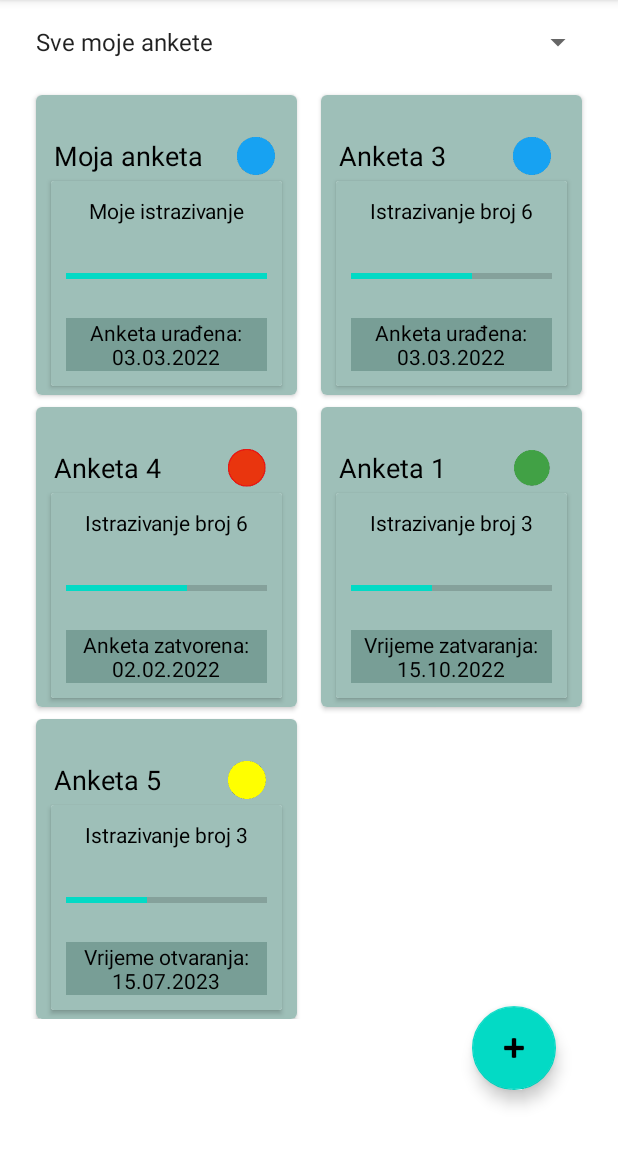
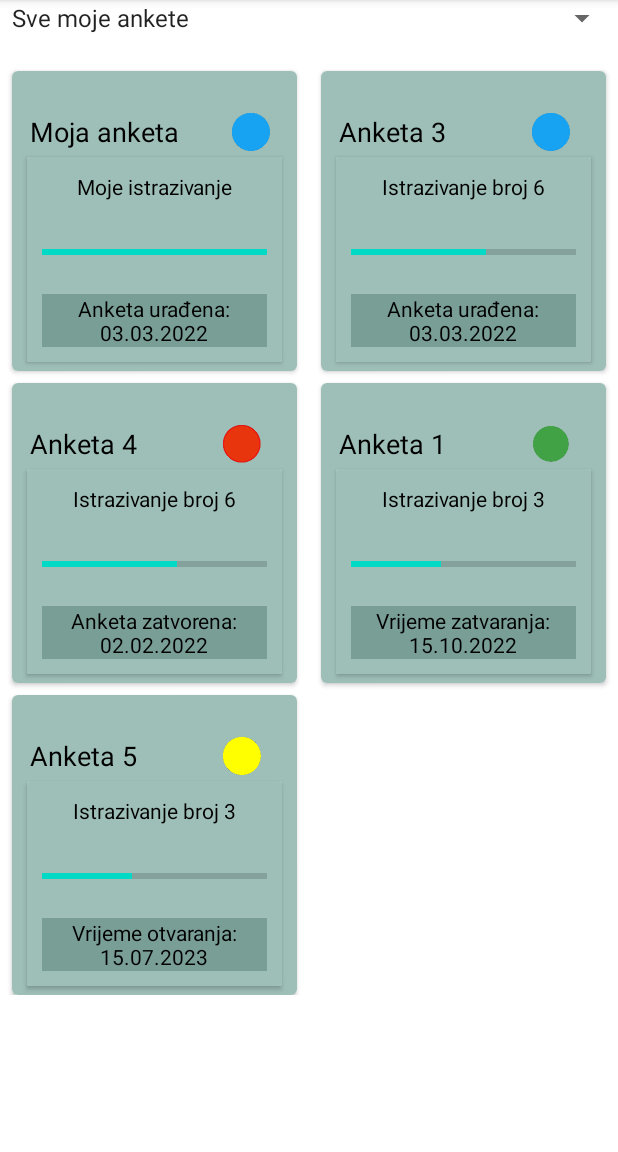
Before and after one commit to DervisevicE/Survey-App, an Android app: the screen it shows after launch (MainActivity), on a phone screen of 412 x 824 dp, the part 84-1236 px from its top. Run offline under Robolectric (Android 15) with nearby library versions, the phone set to English and light mode, and no system bars.

Commit message:
prvi zadatak do fragmentPoruka

```diff
--- a/app/build.gradle
+++ b/app/build.gradle
@@ -47,4 +47,5 @@ dependencies {
     androidTestImplementation 'androidx.test.espresso:espresso-core:3.4.0'
     androidTestImplementation( "androidx.test.espresso:espresso-contrib:3.4.0")
     androidTestImplementation 'androidx.test.espresso:espresso-intents:3.4.0'
+    implementation "androidx.viewpager2:viewpager2:1.0.0"
 }
--- a/app/src/main/java/ba/etf/rma22/projekat/MainActivity.kt
+++ b/app/src/main/java/ba/etf/rma22/projekat/MainActivity.kt
@@ -7,9 +7,14 @@ import android.view.View
 import android.widget.AdapterView
 import android.widget.ArrayAdapter
 import android.widget.Spinner
+import androidx.fragment.app.Fragment
 import androidx.recyclerview.widget.GridLayoutManager
 import androidx.recyclerview.widget.RecyclerView
+import androidx.viewpager2.widget.ViewPager2
 import ba.etf.rma22.projekat.view.AnketeListAdapater
+import ba.etf.rma22.projekat.view.FragmentAnkete
+import ba.etf.rma22.projekat.view.FragmentIstrazivanje
+import ba.etf.rma22.projekat.view.ViewPagerAdapter
 import ba.etf.rma22.projekat.viewmodel.AnketaListViewModel
 import com.google.android.material.floatingactionbutton.FloatingActionButton
 
@@ -24,23 +29,42 @@ class MainActivity : AppCompatActivity() {
         super.onCreate(savedInstanceState)
         setContentView(R.layout.activity_main)
 
-        sveAnkete = findViewById(R.id.listaAnketa)
+        val viewPager: ViewPager2 = findViewById(R.id.view_pager)
+
+        val fragments: ArrayList<Fragment> = arrayListOf(
+            FragmentAnkete(),
+            FragmentIstrazivanje()
+        )
+
+        val adapterZaVP = ViewPagerAdapter(fragments, this)
+        viewPager.adapter = adapterZaVP
+
+    }
+
+
+    private fun openFragment(fragment: Fragment) {
+        val transaction = supportFragmentManager.beginTransaction()
+        transaction.replace(R.id.container, fragment)
+        transaction.addToBackStack(null)
+        transaction.commit()
+    }
+    /*sveAnkete = findViewById(R.id.listaAnketa)
     sveAnkete.layoutManager = GridLayoutManager(
         this, 2, GridLayoutManager.VERTICAL,false
     )
     sveAnketeAdapter = AnketeListAdapater(listOf())
     sveAnkete.adapter = sveAnketeAdapter
-        sveAnketeAdapter.updateAnkete(anketaListViewModel.getAnkete())
-
-        spiner = findViewById(R.id.filterAnketa)
-        ArrayAdapter.createFromResource(
+    sveAnketeAdapter.updateAnket  ArrayAdapter.createFromResource(
         this,
         R.array.vrijednostiZaSpinner,
         android.R.layout.simple_spinner_item
     ).also { adapter ->
         adapter.setDropDownViewResource(android.R.layout.simple_spinner_dropdown_item)
         spiner.adapter = adapter
-        }
+    }e(anketaListViewModel.getAnkete())
+
+    spiner = findViewById(R.id.filterAnketa)
+
 
     spiner.onItemSelectedListener = object: AdapterView.OnItemSelectedListener{
         override fun onItemSelected(p0: AdapterView<*>?, p1: View?, p2: Int, p3: Long) {
@@ -71,6 +95,6 @@ class MainActivity : AppCompatActivity() {
 private fun showUpisIstrazivanje() {
     val intent = Intent(this,UpisIstrazivanje::class.java)
     startActivity(intent)
-    }
+}*/
 
 }
--- /dev/null
+++ b/app/src/main/java/ba/etf/rma22/projekat/view/FragmentAnkete.kt
@@ -0,0 +1,70 @@
+package ba.etf.rma22.projekat.view
+
+import android.os.Bundle
+import android.view.LayoutInflater
+import android.view.View
+import android.view.ViewGroup
+import android.widget.AdapterView
+import android.widget.ArrayAdapter
+import android.widget.Spinner
+import androidx.fragment.app.Fragment
+import androidx.recyclerview.widget.GridLayoutManager
+import androidx.recyclerview.widget.RecyclerView
+import ba.etf.rma22.projekat.R
+import ba.etf.rma22.projekat.viewmodel.AnketaListViewModel
+import com.google.android.material.floatingactionbutton.FloatingActionButton
+
+class FragmentAnkete : Fragment() {
+
+    private lateinit var sveAnkete: RecyclerView
+    private lateinit var sveAnketeAdapter: AnketeListAdapater
+    private var anketaListViewModel = AnketaListViewModel()
+    private lateinit var spiner: Spinner
+    private lateinit var dugme: FloatingActionButton
+
+    override fun onCreateView(inflater: LayoutInflater, container: ViewGroup?, savedInstanceState: Bundle?): View? {
+        var view =  inflater.inflate(R.layout.fragment_ankete, container, false)
+        sveAnkete = view.findViewById(R.id.listaAnketa)
+       /* sveAnkete.layoutManager = GridLayoutManager(
+            this, 2, GridLayoutManager.VERTICAL,false
+        )*/
+        sveAnkete.layoutManager = GridLayoutManager(activity, 2)
+        sveAnketeAdapter = AnketeListAdapater(listOf())
+        sveAnkete.adapter = sveAnketeAdapter
+        sveAnketeAdapter.updateAnkete(anketaListViewModel.getAnkete())
+
+        spiner = view.findViewById(R.id.filterAnketa)
+        activity?.let {
+            ArrayAdapter.createFromResource(
+                it,
+                R.array.vrijednostiZaSpinner,
+                android.R.layout.simple_spinner_item
+            ).also { adapter ->
+                adapter.setDropDownViewResource(android.R.layout.simple_spinner_dropdown_item)
+                spiner.adapter = adapter
+            }
+        }
+        spiner.onItemSelectedListener = object: AdapterView.OnItemSelectedListener{
+            override fun onItemSelected(p0: AdapterView<*>?, p1: View?, p2: Int, p3: Long) {
+                if(spiner.selectedItem.toString()=="Sve ankete")
+                    sveAnketeAdapter.updateAnkete(anketaListViewModel.getAnkete())
+                else if(spiner.selectedItem.toString()=="Sve moje ankete")
+                    sveAnketeAdapter.updateAnkete(anketaListViewModel.getMyAnkete())
+                else if(spiner.selectedItem.toString()=="Urađene ankete")
+                    sveAnketeAdapter.updateAnkete(anketaListViewModel.getDone())
+                else if(spiner.selectedItem.toString()=="Buduće ankete")
+                    sveAnketeAdapter.updateAnkete(anketaListViewModel.getFuture())
+                else
+                    sveAnketeAdapter.updateAnkete(anketaListViewModel.getNotTaken())
+            }
+            override fun onNothingSelected(p0: AdapterView<*>?) {
+
+            }
+        }
+
+        return view;
+    }
+    companion object {
+        fun newInstance(): FragmentIstrazivanje = FragmentIstrazivanje()
+    }
+}
--- /dev/null
+++ b/app/src/main/java/ba/etf/rma22/projekat/view/FragmentIstrazivanje.kt
@@ -0,0 +1,232 @@
+package ba.etf.rma22.projekat.view
+
+import android.os.Bundle
+import android.view.LayoutInflater
+import android.view.View
+import android.view.ViewGroup
+import android.widget.AdapterView
+import android.widget.ArrayAdapter
+import android.widget.Button
+import android.widget.Spinner
+import androidx.fragment.app.Fragment
+import ba.etf.rma22.projekat.R
+import ba.etf.rma22.projekat.viewmodel.AnketaListViewModel
+import ba.etf.rma22.projekat.viewmodel.GrupaViewModel
+import ba.etf.rma22.projekat.viewmodel.IstrazivanjeViewModel
+
+class FragmentIstrazivanje : Fragment(){
+
+    private lateinit var odabirGodina: Spinner
+    private lateinit var odabirIstrazivanja: Spinner
+    private lateinit var odabirGrupa: Spinner
+    private lateinit var upisDugme: Button
+    private var istrazivanjeViewModel = IstrazivanjeViewModel()
+    private var grupaViewModel = GrupaViewModel()
+    private var anketaViewModel = AnketaListViewModel()
+
+    override fun onCreateView(inflater: LayoutInflater, container: ViewGroup?, savedInstanceState: Bundle?): View? {
+        var view =  inflater.inflate(R.layout.fragment_istrazivanje, container, false)
+        odabirGodina = view.findViewById(R.id.odabirGodina)
+        odabirIstrazivanja = view.findViewById(R.id.odabirIstrazivanja)
+        odabirGrupa =  view.findViewById(R.id.odabirGrupa)
+        upisDugme =  view.findViewById(R.id.dodajIstrazivanjeDugme)
+
+        activity?.let {
+            ArrayAdapter.createFromResource(
+                it,
+                R.array.godine,
+                android.R.layout.simple_spinner_item
+            ).also { adapter -> adapter.setDropDownViewResource(android.R.layout.simple_spinner_dropdown_item)
+                odabirGodina.adapter = adapter
+            }
+        }
+
+        odabirGodina.onItemSelectedListener = object: AdapterView.OnItemSelectedListener{
+            override fun onItemSelected(p0: AdapterView<*>?, p1: View?, p2: Int, p3: Long) {
+                if (odabirGodina.selectedItem.toString()!=""){
+                    odabirIstrazivanja.isEnabled=true
+                    updateIstrazivanja(odabirIstrazivanja)
+                } else{
+                    odabirIstrazivanja.isEnabled=false
+                    odabirGrupa.isEnabled=false
+                    upisDugme.isEnabled=false
+                    return;
+                }
+                updateGrupa(odabirGrupa)
+                postaviFunkcionalnostDugmica()
+            }
+            override fun onNothingSelected(p0: AdapterView<*>?) {
+                updateIstrazivanja(odabirIstrazivanja)
+                updateGrupa(odabirGrupa)
+            }
+        }
+
+        odabirIstrazivanja.onItemSelectedListener= object: AdapterView.OnItemSelectedListener{
+            override fun onItemSelected(p0: AdapterView<*>?, p1: View?, p2: Int, p3: Long) {
+                if(odabirIstrazivanja.selectedItem.toString()!=""){
+                    odabirGrupa.isEnabled=true
+                    updateGrupa(odabirGrupa)
+                } else {
+                    odabirGrupa.isEnabled=false
+                    //upisDugme.isEnabled=false
+                }
+                postaviFunkcionalnostDugmica()
+            }
+            override fun onNothingSelected(p0: AdapterView<*>?) {
+                updateGrupa(odabirGrupa)
+                //upisDugme.isEnabled=false
+
+            }
+        }
+
+        odabirGrupa.onItemSelectedListener= object: AdapterView.OnItemSelectedListener{
+            override fun onItemSelected(p0: AdapterView<*>?, p1: View?, p2: Int, p3: Long) {
+                postaviFunkcionalnostDugmica()
+                /*if(odabirGrupa.selectedItem.toString()!="")
+                    upisDugme.isEnabled=true*/
+            }
+            override fun onNothingSelected(p0: AdapterView<*>?) {
+                //upisDugme.isEnabled=false
+            }
+        }
+
+        upisDugme.setOnClickListener{
+            anketaViewModel.dodajUMojeAnkete(odabirIstrazivanja.selectedItem.toString(),odabirGrupa.selectedItem.toString())
+            istrazivanjeViewModel.dodajUMojaIstrazivanja(odabirIstrazivanja.selectedItem.toString(),odabirGodina.selectedItem.toString().toInt())
+            //this.finish()
+        }
+
+        return view;
+    }
+
+    private fun updateGrupa(spinner: Spinner) {
+        val grupePoIstrazivanju = grupaViewModel.getGroupsByIstrazivanje(odabirIstrazivanja.selectedItem.toString())
+        val adapter = activity?.let {
+            ArrayAdapter(
+                it,
+                android.R.layout.simple_spinner_item,
+                grupePoIstrazivanju
+            )
+        }
+        adapter?.setDropDownViewResource(android.R.layout.simple_spinner_item)
+        spinner.adapter=adapter
+    }
+
+    private fun updateIstrazivanja(spinner: Spinner) {
+        val istrazivanjaPoGodini = istrazivanjeViewModel.getIstrazivanjeByGodina(odabirGodina.selectedItem.toString().toInt())
+        val adapter = activity?.let {
+            ArrayAdapter(
+                it,
+                android.R.layout.simple_spinner_item,
+                istrazivanjaPoGodini
+            )
+        }
+        adapter?.setDropDownViewResource(android.R.layout.simple_spinner_dropdown_item)
+        spinner.adapter=adapter
+    }
+
+    private fun postaviFunkcionalnostDugmica(){
+        upisDugme.isEnabled = odabirGodina.selectedItem.toString() != ""
+                && odabirIstrazivanja.selectedItem.toString() != ""
+                && odabirGrupa.selectedItem.toString() != ""
+    }
+
+    companion object {
+        fun newInstance(): FragmentIstrazivanje = FragmentIstrazivanje()
+    }
+
+  /*  override fun onCreate(savedInstanceState: Bundle?) {
+        ArrayAdapter.createFromResource(
+            this,
+            R.array.godine,
+            android.R.layout.simple_spinner_item
+        ).also { adapter -> adapter.setDropDownViewResource(android.R.layout.simple_spinner_dropdown_item)
+            odabirGodina.adapter = adapter
+        }
+
+        odabirGodina.onItemSelectedListener = object: AdapterView.OnItemSelectedListener{
+            override fun onItemSelected(p0: AdapterView<*>?, p1: View?, p2: Int, p3: Long) {
+                if (odabirGodina.selectedItem.toString()!=""){
+                    odabirIstrazivanja.isEnabled=true
+                    updateIstrazivanja(odabirIstrazivanja)
+                } else{
+                    odabirIstrazivanja.isEnabled=false
+                    odabirGrupa.isEnabled=false
+                    upisDugme.isEnabled=false
+                    return;
+                }
+                updateGrupa(odabirGrupa)
+                postaviFunkcionalnostDugmica()
+            }
+            override fun onNothingSelected(p0: AdapterView<*>?) {
+                updateIstrazivanja(odabirIstrazivanja)
+                updateGrupa(odabirGrupa)
+            }
+        }
+
+        odabirIstrazivanja.onItemSelectedListener= object: AdapterView.OnItemSelectedListener{
+            override fun onItemSelected(p0: AdapterView<*>?, p1: View?, p2: Int, p3: Long) {
+                if(odabirIstrazivanja.selectedItem.toString()!=""){
+                    odabirGrupa.isEnabled=true
+                    updateGrupa(odabirGrupa)
+                } else {
+                    odabirGrupa.isEnabled=false
+                    //upisDugme.isEnabled=false
+                }
+                postaviFunkcionalnostDugmica()
+            }
+            override fun onNothingSelected(p0: AdapterView<*>?) {
+                updateGrupa(odabirGrupa)
+                //upisDugme.isEnabled=false
+
+            }
+        }
+
+        odabirGrupa.onItemSelectedListener= object: AdapterView.OnItemSelectedListener{
+            override fun onItemSelected(p0: AdapterView<*>?, p1: View?, p2: Int, p3: Long) {
+                postaviFunkcionalnostDugmica()
+                *//*if(odabirGrupa.selectedItem.toString()!="")
+                    upisDugme.isEnabled=true*//*
+            }
+            override fun onNothingSelected(p0: AdapterView<*>?) {
+                //upisDugme.isEnabled=false
+            }
+        }
+
+        upisDugme.setOnClickListener{
+            anketaViewModel.dodajUMojeAnkete(odabirIstrazivanja.selectedItem.toString(),odabirGrupa.selectedItem.toString())
+            istrazivanjeViewModel.dodajUMojaIstrazivanja(odabirIstrazivanja.selectedItem.toString(),odabirGodina.selectedItem.toString().toInt())
+            this.finish()
+        }
+    }
+*/
+   /* private fun updateGrupa(spinner: Spinner) {
+        val grupePoIstrazivanju = grupaViewModel.getGroupsByIstrazivanje(odabirIstrazivanja.selectedItem.toString())
+        val adapter = ArrayAdapter(
+            this,
+            android.R.layout.simple_spinner_item,
+            grupePoIstrazivanju
+        )
+        adapter.setDropDownViewResource(android.R.layout.simple_spinner_item)
+        spinner.adapter=adapter
+    }
+
+    private fun updateIstrazivanja(spinner: Spinner) {
+        val istrazivanjaPoGodini = istrazivanjeViewModel.getIstrazivanjeByGodina(odabirGodina.selectedItem.toString().toInt())
+        val adapter = ArrayAdapter(
+            this,
+            android.R.layout.simple_spinner_item,
+            istrazivanjaPoGodini
+        )
+        adapter.setDropDownViewResource(android.R.layout.simple_spinner_dropdown_item)
+        spinner.adapter=adapter
+    }
+
+    private fun postaviFunkcionalnostDugmica(){
+        upisDugme.isEnabled = odabirGodina.selectedItem.toString() != ""
+                && odabirIstrazivanja.selectedItem.toString() != ""
+                && odabirGrupa.selectedItem.toString() != ""
+    }*/
+
+
+}
--- /dev/null
+++ b/app/src/main/java/ba/etf/rma22/projekat/view/ViewPagerAdapter.kt
@@ -0,0 +1,15 @@
+package ba.etf.rma22.projekat.view
+
+import androidx.appcompat.app.AppCompatActivity
+import androidx.fragment.app.Fragment
+import androidx.viewpager2.adapter.FragmentStateAdapter
+
+class ViewPagerAdapter(val items: ArrayList<Fragment>, activity: AppCompatActivity) : FragmentStateAdapter(activity) {
+    override fun getItemCount(): Int {
+        return items.size
+    }
+
+    override fun createFragment(position: Int): Fragment {
+        return items[position]
+    }
+}
--- a/app/src/main/res/layout/activity_main.xml
+++ b/app/src/main/res/layout/activity_main.xml
@@ -5,41 +5,18 @@
     android:layout_width="match_parent"
     android:layout_height="match_parent"
     tools:context=".MainActivity"
-    android:layout_marginTop="16dp"
-    android:layout_marginEnd="16dp"
-    android:layout_marginBottom="16dp"
-    android:layout_marginStart="16dp">
+   >
 
-    <Spinner
-        android:id="@+id/filterAnketa"
+    <FrameLayout
+        android:id="@+id/container"
         android:layout_width="match_parent"
-        android:layout_height="wrap_content"
-        android:layout_alignParentTop="true"
-        android:layout_centerVertical="true"
-        android:layout_alignParentLeft="true"
-        android:layout_alignParentRight="true"
+        android:layout_height="match_parent"
+        app:layout_behavior="@string/appbar_scrolling_view_behavior" />
 
+    <androidx.viewpager2.widget.ViewPager2
+        android:layout_width="match_parent"
+        android:layout_height="match_parent"
+        android:id="@+id/view_pager"
         />
 
-    <androidx.recyclerview.widget.RecyclerView
-        android:id="@+id/listaAnketa"
-        android:layout_width="match_parent"
-        android:layout_height="wrap_content"
-        android:layout_below="@+id/filterAnketa"
-        android:layout_alignParentLeft="true"
-        android:layout_alignParentRight="true"
-        android:layout_centerVertical="true"
-        android:layout_marginTop="15dp"
-        />
-    <com.google.android.material.floatingactionbutton.FloatingActionButton
-        android:id="@+id/upisDugme"
-        android:layout_width="wrap_content"
-        android:layout_height="wrap_content"
-        android:layout_marginEnd="25dp"
-        android:layout_marginBottom="25dp"
-        android:layout_alignParentRight="true"
-        android:layout_alignParentBottom="true"
-        android:src="@android:drawable/ic_input_add"
-        android:clickable="true"
-        />
 </RelativeLayout>
--- /dev/null
+++ b/app/src/main/res/layout/fragment_ankete.xml
@@ -0,0 +1,46 @@
+<?xml version="1.0" encoding="utf-8"?>
+<RelativeLayout  xmlns:android="http://schemas.android.com/apk/res/android"
+    xmlns:app="http://schemas.android.com/apk/res-auto"
+    xmlns:tools="http://schemas.android.com/tools"
+    android:layout_width="match_parent"
+    android:layout_height="match_parent"
+    tools:context=".MainActivity"
+    android:layout_marginTop="16dp"
+    android:layout_marginEnd="16dp"
+    android:layout_marginBottom="16dp"
+    android:layout_marginStart="16dp">
+
+    <Spinner
+        android:id="@+id/filterAnketa"
+        android:layout_width="match_parent"
+        android:layout_height="wrap_content"
+        android:layout_alignParentTop="true"
+        android:layout_centerVertical="true"
+        android:layout_alignParentLeft="true"
+        android:layout_alignParentRight="true"
+
+        />
+
+    <androidx.recyclerview.widget.RecyclerView
+        android:id="@+id/listaAnketa"
+        android:layout_width="match_parent"
+        android:layout_height="wrap_content"
+        android:layout_below="@+id/filterAnketa"
+        android:layout_alignParentLeft="true"
+        android:layout_alignParentRight="true"
+        android:layout_centerVertical="true"
+        android:layout_marginTop="15dp"
+        />
+    <!--<com.google.android.material.floatingactionbutton.FloatingActionButton
+        android:id="@+id/upisDugme"
+        android:layout_width="wrap_content"
+        android:layout_height="wrap_content"
+        android:layout_marginEnd="25dp"
+        android:layout_marginBottom="25dp"
+        android:layout_alignParentRight="true"
+        android:layout_alignParentBottom="true"
+        android:src="@android:drawable/ic_input_add"
+        android:clickable="true"
+        />-->
+
+</RelativeLayout>
```
Also changed, not shown: app/src/main/res/layout/activity_upis_istrazivanje.xml (+11 -32 lines), app/src/main/res/layout/fragment_istrazivanje.xml (added, +42 -0 lines). Lines whose indentation alone changed are shown as unchanged.
